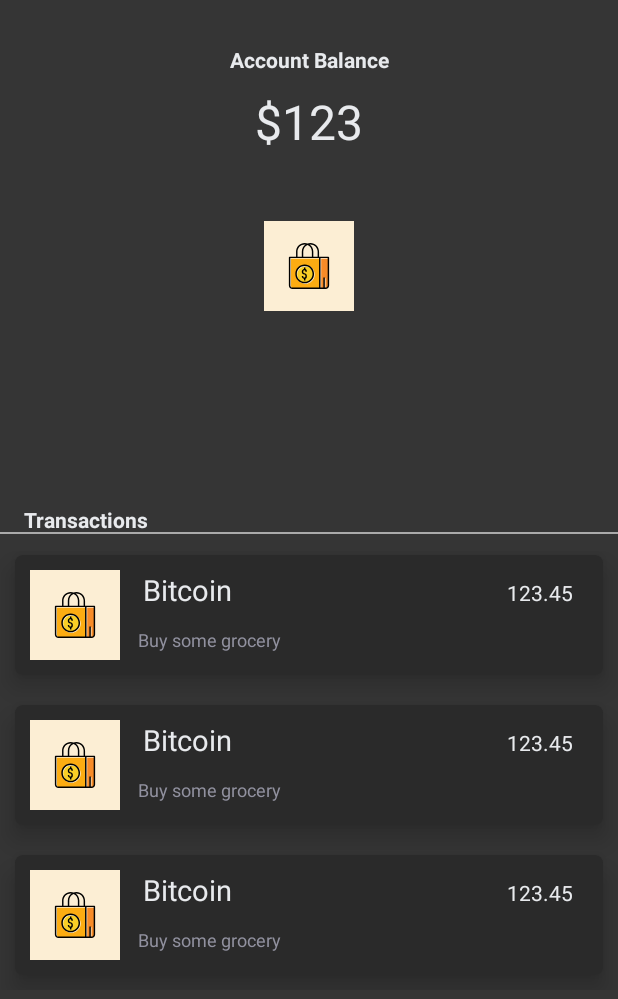
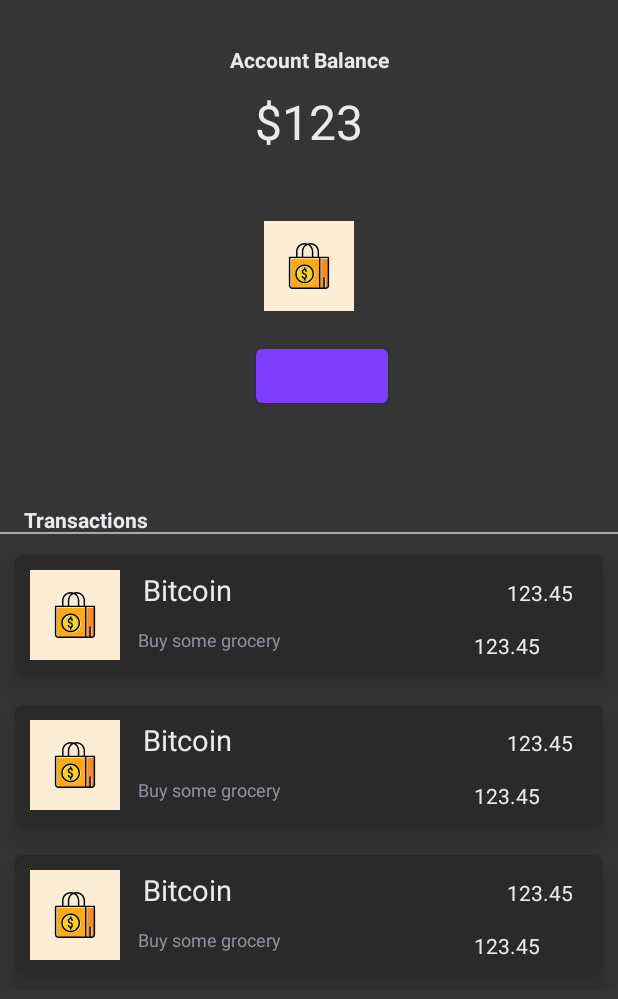
Before and after one commit to nikakhatiashvili/expense_tracker, an Android app: the layout fragment_home.xml on its own in the app's theme, with its tools: preview values and no code run, on a phone screen of 412 x 824 dp. Shown: the top 999 px of the screen. Run offline under Robolectric (Android 15) with nearby library versions, the phone set to English and light mode, and no system bars.

Commit message:
added transaction recyclerview

```diff
--- a/app/src/main/java/com/example/finaleproject/model/transaction/Transaction.kt
+++ b/app/src/main/java/com/example/finaleproject/model/transaction/Transaction.kt
@@ -5,4 +5,5 @@
     val category:String?= null,
     val description:String?= null,
     val transaction_Category:String?= null,
+    val time:String?= null
 )
--- a/app/src/main/java/com/example/finaleproject/ui/auth/auth/login/LoginFragment.kt
+++ b/app/src/main/java/com/example/finaleproject/ui/auth/auth/login/LoginFragment.kt
@@ -46,6 +46,7 @@
         binding.forgotPass.setOnClickListener {
             findNavController().navigate(R.id.action_loginFragment_to_passwordFragment)
         }
+        findNavController().navigate(R.id.action_loginFragment_to_bottomFragment)
         login()
     }
 
--- a/app/src/main/java/com/example/finaleproject/ui/home/HomeFragment.kt
+++ b/app/src/main/java/com/example/finaleproject/ui/home/HomeFragment.kt
@@ -56,11 +56,12 @@
             d("list",it.toString())
             adapter.data = it
         }
+        val time = "04:11"
+        d("rest",time.substring(0,2))
         homeViewModel.money.observe(viewLifecycleOwner){
             binding.coinItemPriceTextView.text = "$".plus(it)
         }
         homeViewModel.readMoney()
-
     }
 
 
--- a/app/src/main/java/com/example/finaleproject/ui/home/TransactionAdapter.kt
+++ b/app/src/main/java/com/example/finaleproject/ui/home/TransactionAdapter.kt
@@ -63,6 +63,12 @@
             binding.coinsItemDescriptionTXTView.text = currentData.description
             binding.transactionItemNameTextView.text = currentData.transaction_Category
             setAmount(currentData.amount!!, currentData.category!!,binding.coinItemPriceTextView)
+            if (currentData.time?.substring(0,2)?.toInt()!! > 12){
+                binding.ItemTimeTextView.text = currentData.time.plus("PM")
+            }else{
+                binding.ItemTimeTextView.text = currentData.time.plus("AM")
+            }
+
         }
     }
     @RequiresApi(Build.VERSION_CODES.M)
--- a/app/src/main/res/layout/crypto_item.xml
+++ b/app/src/main/res/layout/crypto_item.xml
@@ -55,7 +55,7 @@
             android:layout_height="wrap_content"
             android:layout_marginTop="@dimen/default_top_margin"
             style="@style/TextAppearance.Custom.H2.Bold"
-            android:textColor="@color/black"
+            android:textColor="@color/white"
             app:layout_constraintStart_toStartOf="@id/coinsItemNameTextView"
             app:layout_constraintTop_toBottomOf="@id/coinsItemSymbolTextView"
             tools:text="99879.45"/>
--- a/app/src/main/res/layout/fragment_home.xml
+++ b/app/src/main/res/layout/fragment_home.xml
@@ -83,7 +83,16 @@
         app:layout_constraintTop_toTopOf="parent"
         tools:listitem="@layout/transaction_item"/>
 
-
+    <Button
+        android:id="@+id/test"
+        android:layout_width="wrap_content"
+        android:layout_height="wrap_content"
+        app:layout_constraintBottom_toTopOf="@+id/view2"
+        app:layout_constraintEnd_toEndOf="parent"
+        app:layout_constraintHorizontal_bias="0.526"
+        app:layout_constraintStart_toStartOf="parent"
+        app:layout_constraintTop_toTopOf="parent"
+        app:layout_constraintVertical_bias="0.739" />
 
 
 </androidx.constraintlayout.widget.ConstraintLayout>
--- a/app/src/main/res/layout/transaction_item.xml
+++ b/app/src/main/res/layout/transaction_item.xml
@@ -68,6 +68,18 @@
             app:layout_constraintTop_toTopOf="parent"
             tools:text="123.45" />
 
+        <TextView
+            android:id="@+id/ItemTimeTextView"
+            style="@style/TextAppearance.Custom.H2.Bold"
+            android:layout_width="wrap_content"
+            android:layout_height="wrap_content"
+            android:layout_marginEnd="32dp"
+            android:textColor="@color/white"
+            android:textSize="14sp"
+            app:layout_constraintBottom_toBottomOf="parent"
+            app:layout_constraintEnd_toEndOf="parent"
+            tools:text="123.45" />
+
     </androidx.constraintlayout.widget.ConstraintLayout>
 
 </androidx.cardview.widget.CardView>
--- a/app/src/main/res/navigation/mobile_navigation.xml
+++ b/app/src/main/res/navigation/mobile_navigation.xml
@@ -95,6 +95,8 @@
         tools:layout="@layout/fragment_paying" >
         <action
             android:id="@+id/action_payingFragment2_to_bottomFragment"
+            app:popUpTo="@+id/payingFragment2"
+            app:popUpToInclusive="true"
             app:destination="@id/bottomFragment" />
     </fragment>
 </navigation>
```
Also changed, not shown: app/src/main/java/com/example/finaleproject/repo/DatabaseRepository.kt (+9 -0 lines), app/src/main/java/com/example/finaleproject/ui/expense/income/PayingFragment.kt (+12 -4 lines), app/src/main/java/com/example/finaleproject/ui/expense/income/PayingViewModel.kt (+7 -0 lines), app/src/main/java/com/example/finaleproject/ui/home/HomeViewModel.kt (+14 -14 lines), app/src/main/res/layout/fragment_dashboard.xml (+7 -14 lines).
